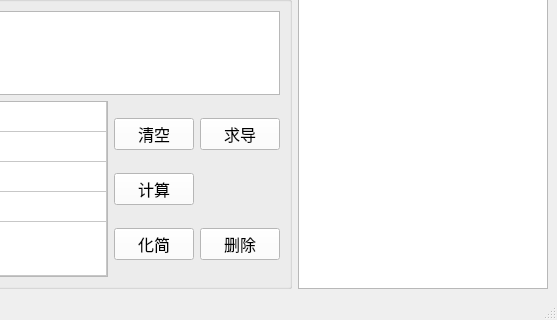
Before: the Qt Designer form mainwindow.ui in HuangDell/TreeExpression, drawn with Qt 5; both pictures show x 143 to 700 and y 180 to 500 of the 700 by 500 pixel window.
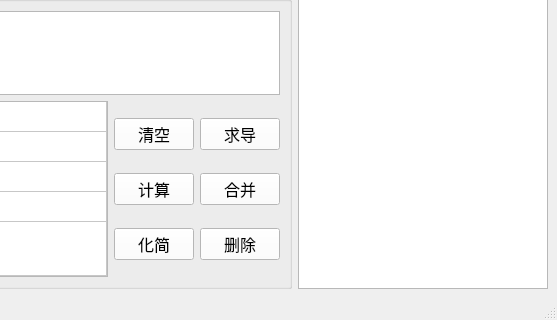
After: the same form once the commit is applied.

Patch:
```diff
--- a/mainwindow.ui
+++ b/mainwindow.ui
@@ -16,6 +16,9 @@
   <property name="autoFillBackground">
    <bool>true</bool>
   </property>
+  <property name="styleSheet">
+   <string notr="true"/>
+  </property>
   <widget class="QWidget" name="centralwidget">
    <layout class="QGridLayout" name="gridLayout_2">
     <item row="1" column="1">
@@ -228,6 +231,28 @@
              </property>
             </widget>
            </item>
+           <item row="1" column="1">
+            <widget class="QPushButton" name="com">
+             <property name="sizePolicy">
+              <sizepolicy hsizetype="Minimum" vsizetype="Fixed">
+               <horstretch>0</horstretch>
+               <verstretch>0</verstretch>
+              </sizepolicy>
+             </property>
+             <property name="font">
+              <font>
+               <family>微软雅黑 Light</family>
+               <pointsize>12</pointsize>
+              </font>
+             </property>
+             <property name="styleSheet">
+              <string notr="true">background-color:rgb(255, 255, 255)</string>
+             </property>
+             <property name="text">
+              <string>合并</string>
+             </property>
+            </widget>
+           </item>
           </layout>
          </item>
         </layout>
```
Left out of the diff: 2 changed lines with no effect on the pictures.
